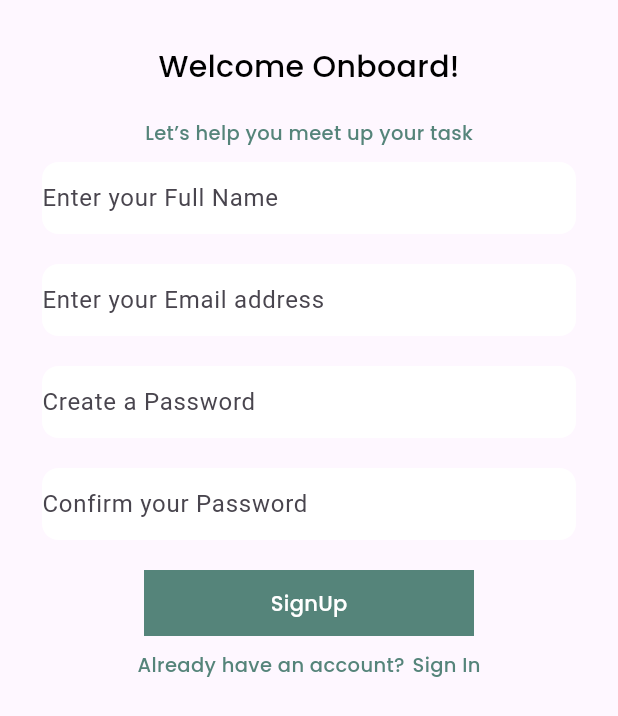
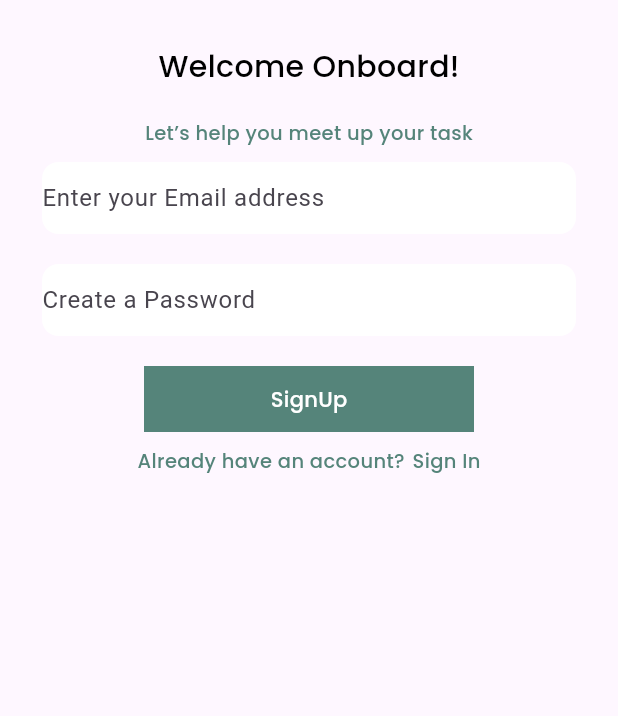
Before and after one commit to mominatufail/ToDo-App, a Flutter app: the SignupView screen opened directly, on a phone screen of 412 x 824 dp. Shown: the top 716 px of the screen. Run offline on Flutter 3.47's test engine with Material 3 defaults, Android fonts, the phone set to English and light mode, and no system bars; our stand-ins replace firebase_core, flutter_spinkit, google_fonts; accounts and stored records are empty.

Commit message:
button widget updated

```diff
--- a/lib/View/auth-view/signup-view/signup-view.dart
+++ b/lib/View/auth-view/signup-view/signup-view.dart
@@ -9,6 +9,8 @@ import 'package:flutter/material.dart';
 class SignupView extends StatelessWidget {
   SignupView({super.key});
   TextEditingController fullNameController= TextEditingController();
+  TextEditingController emailController= TextEditingController();
+  TextEditingController passwordController= TextEditingController();
 
   @override
   Widget build(BuildContext context) {
@@ -18,11 +20,12 @@ class SignupView extends StatelessWidget {
         BlackTextHeading(text: 'Welcome Onboard!'),
         SizedBox(height: 20,),
         NormalTextWidget(text: 'Let’s help you meet up your task',textColor: AppColors.primaryColor,),
-        TextFormFieldWidget(hintText: 'Enter your Full Name', controller:fullNameController),
-        TextFormFieldWidget(hintText: 'Enter your Email address ', controller:fullNameController),
-        TextFormFieldWidget(hintText: 'Create a Password', controller:fullNameController),
-        TextFormFieldWidget(hintText: 'Confirm your Password', controller:fullNameController),
+        //TextFormFieldWidget(hintText: 'Enter your Full Name', controller:fullNameController),
+        TextFormFieldWidget(hintText: 'Enter your Email address ', controller:emailController),
+        TextFormFieldWidget(hintText: 'Create a Password', controller:passwordController),
+        //TextFormFieldWidget(hintText: 'Confirm your Password', controller:fullNameController),
          SizedBox(height: 10,),
+
         ButtonWidget(text: 'SignUp', ontap: ()async{
           //await Firebase
 
```
